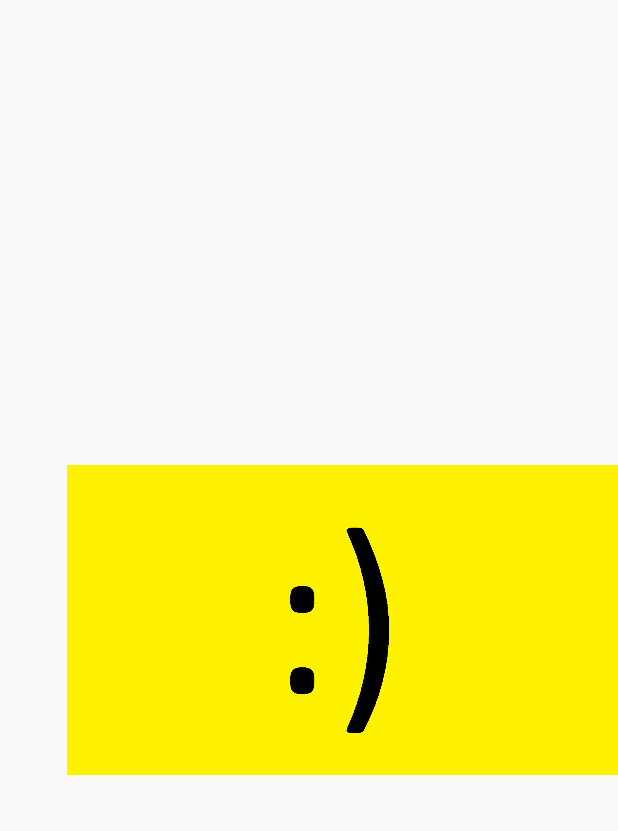
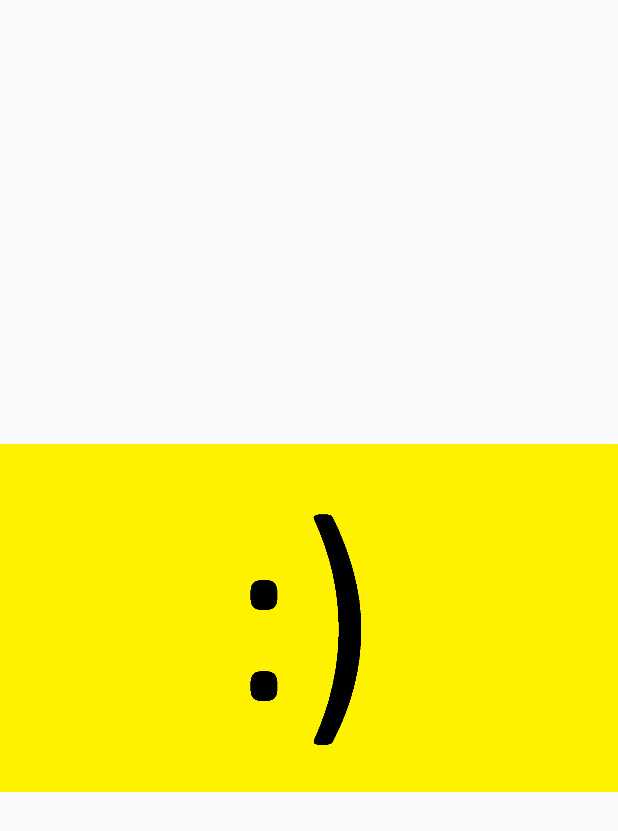
Before and after one commit to Gewonekip/MediaLab, an Android app: the layout activity_main.xml on its own in the app's theme, with its tools: preview values and no code run, on a phone screen of 412 x 824 dp. Shown: the top 831 px of the screen. Run offline under Robolectric (Android 15) with nearby library versions, the phone set to English and light mode, and no system bars.

```diff
--- a/Pepper4/app/src/main/res/layout/activity_main.xml
+++ b/Pepper4/app/src/main/res/layout/activity_main.xml
@@ -7,17 +7,10 @@
     tools:context=".MainActivity">
 
     <ImageView
-        android:id="@+id/splashImageView"
-        android:layout_width="367dp"
-        android:layout_height="912dp"
-        android:layout_marginStart="8dp"
-        android:layout_marginTop="8dp"
-        app:layout_constraintBottom_toBottomOf="parent"
-        app:layout_constraintEnd_toEndOf="parent"
-        app:layout_constraintHorizontal_bias="1.0"
+        android:id="@+id/imageView"
+        android:layout_width="wrap_content"
+        android:layout_height="wrap_content"
         app:layout_constraintStart_toStartOf="parent"
         app:layout_constraintTop_toTopOf="parent"
-        app:layout_constraintVertical_bias="0.536"
         app:srcCompat="@drawable/smiley" />
-
 </androidx.constraintlayout.widget.ConstraintLayout>
```
Also changed, not shown: Pepper4/app/src/main/java/com/example/pepper4/MainActivity.java (+13 -22 lines).
